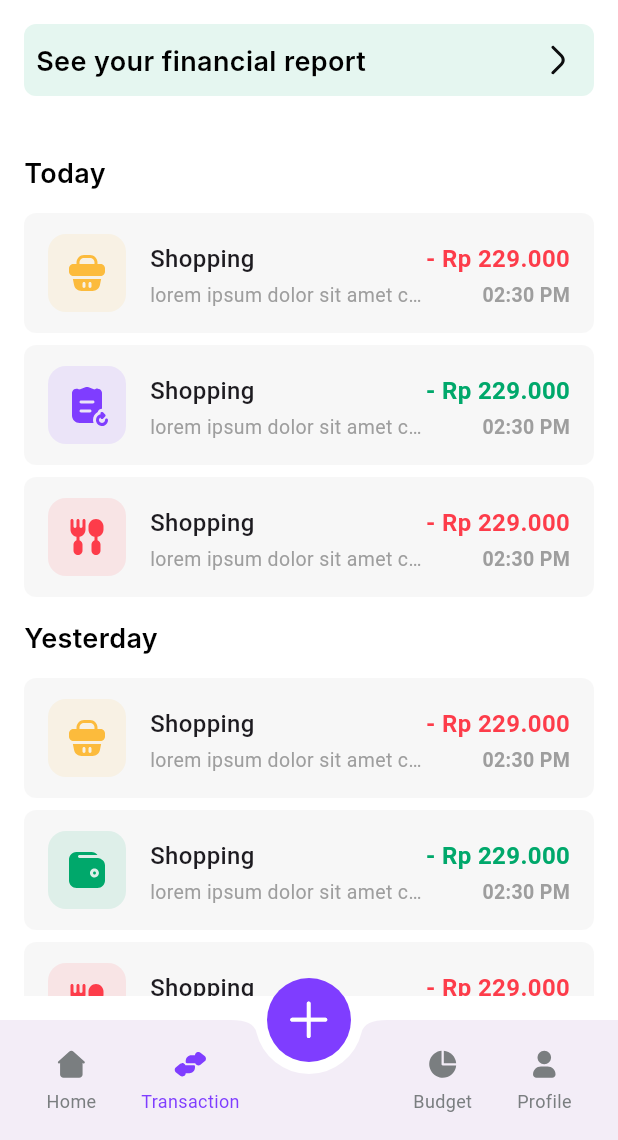
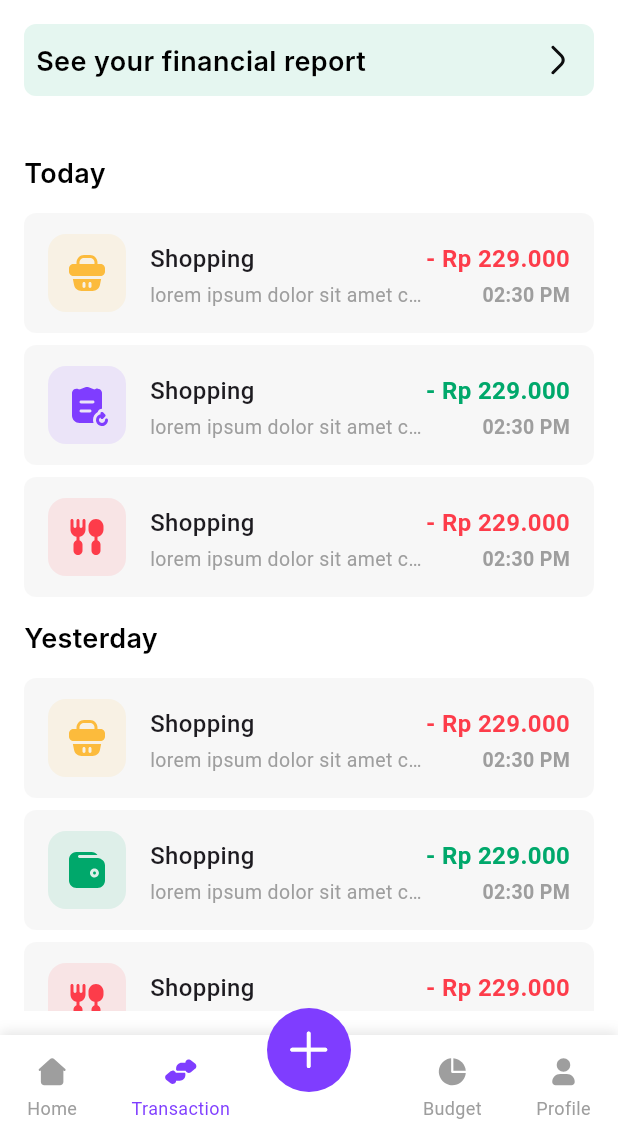
Before and after one commit to KoushikPanda1729/expanse_tracker_app, a Flutter app: the MyApp screen opened directly, swiped to page 2, on a phone screen of 412 x 824 dp, the part 96-1236 px from its top. Run offline on Flutter 3.47's test engine with Material 3 defaults, Android fonts, the phone set to English and light mode, and no system bars; our stand-ins replace fl_chart, flutter_svg, go_router; Roboto replaces fonts that are missing (Inter).

```diff
--- a/client/lib/commons/components/buttom_navbar/app/floating_navbar_button.dart
+++ b/client/lib/commons/components/buttom_navbar/app/floating_navbar_button.dart
@@ -32,19 +32,74 @@ class _FloatingActionButtonWidgetState
     return Stack(
       clipBehavior: Clip.none,
       children: [
-        // Blue Button (Income)
-        AnimatedPositioned(
-          duration: const Duration(milliseconds: 300),
-          bottom: _isExpanded ? 100 : 0,
-          left: 0,
-          right: 0,
-          child: AnimatedOpacity(
-            duration: const Duration(milliseconds: 300),
-            opacity: _isExpanded ? 1 : 0,
+        // Income Button
+        if (_isExpanded)
+          Positioned(
+            bottom: 90,
+            right: 140,
             child: GestureDetector(
               onTap: () {
-                GoRouter.of(context)
-                    .goNamed('income'); // Ensure correct navigation
+                GoRouter.of(context).goNamed('income');
+              },
+              child: Container(
+                decoration: const BoxDecoration(
+                  color: AppColors.green100,
+                  shape: BoxShape.circle,
+                ),
+                child: Padding(
+                  padding: const EdgeInsets.all(12.0),
+                  child: SvgPicture.asset(
+                    AppIcons.incomeIcon,
+                    colorFilter: const ColorFilter.mode(
+                      Colors.white,
+                      BlendMode.srcIn,
+                    ),
+                    height: 32,
+                    width: 32,
+                  ),
+                ),
+              ),
+            ),
+          ),
+
+        // Expense Button
+        if (_isExpanded)
+          Positioned(
+            bottom: 90,
+            left: 140,
+            child: GestureDetector(
+              onTap: () {
+                GoRouter.of(context).goNamed('expenses');
+              },
+              child: Container(
+                decoration: const BoxDecoration(
+                  color: AppColors.red100,
+                  shape: BoxShape.circle,
+                ),
+                child: Padding(
+                  padding: const EdgeInsets.all(12.0),
+                  child: SvgPicture.asset(
+                    AppIcons.expenseIcon,
+                    colorFilter: const ColorFilter.mode(
+                      Colors.white,
+                      BlendMode.srcIn,
+                    ),
+                    height: 32,
+                    width: 32,
+                  ),
+                ),
+              ),
+            ),
+          ),
+
+        // Transfer Button
+        if (_isExpanded)
+          Positioned(
+            bottom: 150,
+            right: 185,
+            child: GestureDetector(
+              onTap: () {
+                GoRouter.of(context).goNamed('transfer'); // Correct route
               },
               child: Container(
                 decoration: const BoxDecoration(
@@ -66,80 +121,11 @@ class _FloatingActionButtonWidgetState
               ),
             ),
           ),
-        ),
 
-        // Red Button (Income)
-        AnimatedPositioned(
-          duration: const Duration(milliseconds: 300),
-          bottom: _isExpanded ? 60 : 0,
-          left: _isExpanded ? -60 : 0,
-          child: AnimatedOpacity(
-            duration: const Duration(milliseconds: 300),
-            opacity: _isExpanded ? 1 : 0,
+        // Main Floating Button (Centered)
+        Align(
+          alignment: Alignment.bottomCenter,
           child: GestureDetector(
-              onTap: () {
-                GoRouter.of(context)
-                    .goNamed('income'); // Ensure correct navigation
-              },
-              child: Container(
-                decoration: const BoxDecoration(
-                  color: AppColors.green100,
-                  shape: BoxShape.circle,
-                ),
-                child: Padding(
-                  padding: const EdgeInsets.all(12.0),
-                  child: SvgPicture.asset(
-                    AppIcons.incomeIcon,
-                    colorFilter: const ColorFilter.mode(
-                      Colors.white,
-                      BlendMode.srcIn,
-                    ),
-                    height: 32,
-                    width: 32,
-                  ),
-                ),
-              ),
-            ),
-          ),
-        ),
-
-        // Green Button (Expense)
-        AnimatedPositioned(
-          duration: const Duration(milliseconds: 300),
-          bottom: _isExpanded ? 60 : 0,
-          right: _isExpanded ? -60 : 0,
-          child: AnimatedOpacity(
-            duration: const Duration(milliseconds: 300),
-            opacity: _isExpanded ? 1 : 0,
-            child: GestureDetector(
-              onTap: () {
-                GoRouter.of(context)
-                    .goNamed('expense'); // Ensure correct navigation
-              },
-              child: Container(
-                decoration: const BoxDecoration(
-                  color: AppColors.red100,
-                  shape: BoxShape.circle,
-                ),
-                child: Padding(
-                  padding: const EdgeInsets.all(12.0),
-                  child: SvgPicture.asset(
-                    AppIcons.expenseIcon,
-                    colorFilter: const ColorFilter.mode(
-                      Colors.white,
-                      BlendMode.srcIn,
-                    ),
-                    height: 32,
-                    width: 32,
-                  ),
-                ),
-              ),
-            ),
-          ),
-        ),
-
-        // Main Button
-        GestureDetector(
             onTap: () {
               setState(() {
                 _isExpanded = !_isExpanded;
@@ -147,18 +133,18 @@ class _FloatingActionButtonWidgetState
               widget.onTap();
             },
             child: Container(
-            height: 56,
+              height: 120,
               width: 56,
               decoration: BoxDecoration(
                 color: widget.backgroundColor,
                 shape: BoxShape.circle,
               ),
-            child: AnimatedRotation(
-              duration: const Duration(milliseconds: 300),
-              turns: _isExpanded ? 0.125 : 0,
               child: SvgPicture.asset(
                 widget.iconPath,
-                color: widget.iconColor,
+                colorFilter: ColorFilter.mode(
+                  widget.iconColor,
+                  BlendMode.srcIn,
+                ),
                 height: 32,
                 width: 32,
               ),
--- a/client/lib/commons/components/buttom_navbar/app/full_navbar_widget.dart
+++ b/client/lib/commons/components/buttom_navbar/app/full_navbar_widget.dart
@@ -1,6 +1,7 @@
-import 'package:expensetracker/commons/components/buttom_navbar/app/buttom_navbar_widget.dart';
+import 'package:expensetracker/commons/constants/app_colors.dart';
 import 'package:flutter/material.dart';
 import 'package:expensetracker/commons/constants/app_icons.dart';
+import 'package:flutter_svg/flutter_svg.dart';
 
 class BottomNavBarWidget extends StatelessWidget {
   final int selectedIndex;
@@ -14,9 +15,19 @@ class BottomNavBarWidget extends StatelessWidget {
 
   @override
   Widget build(BuildContext context) {
-    return BottomAppBar(
-      notchMargin: 8,
-      shape: const CircularNotchedRectangle(),
+    return Container(
+      height: 70, // height of the custom bottom nav bar
+      decoration: BoxDecoration(
+        color: Colors.white, // background color of the bottom nav bar
+        boxShadow: [
+          BoxShadow(
+            color: Colors.black.withOpacity(0.1),
+            blurRadius: 6,
+            spreadRadius: 0,
+            offset: const Offset(0, -2),
+          ),
+        ],
+      ),
       child: Row(
         mainAxisAlignment: MainAxisAlignment.spaceAround,
         children: [
@@ -32,7 +43,7 @@ class BottomNavBarWidget extends StatelessWidget {
             isSelected: selectedIndex == 1,
             onTap: () => onItemTapped(1),
           ),
-          const SizedBox(width: 56),
+          const SizedBox(width: 56), // Placeholder for notch area
           NavItem(
             iconPath: AppIcons.pieChartIcon,
             label: 'Budget',
@@ -50,3 +61,44 @@ class BottomNavBarWidget extends StatelessWidget {
     );
   }
 }
+
+class NavItem extends StatelessWidget {
+  final String iconPath;
+  final String label;
+  final bool isSelected;
+  final VoidCallback onTap;
+
+  const NavItem({
+    super.key,
+    required this.iconPath,
+    required this.label,
+    required this.isSelected,
+    required this.onTap,
+  });
+
+  @override
+  Widget build(BuildContext context) {
+    return GestureDetector(
+      onTap: onTap,
+      child: Column(
+        mainAxisSize: MainAxisSize.min,
+        children: [
+          SvgPicture.asset(
+            iconPath,
+            color: isSelected ? AppColors.violet100 : Colors.grey,
+            height: 24,
+            width: 24,
+          ),
+          const SizedBox(height: 4),
+          Text(
+            label,
+            style: TextStyle(
+              fontSize: 12,
+              color: isSelected ? AppColors.violet100 : Colors.grey,
+            ),
+          ),
+        ],
+      ),
+    );
+  }
+}
--- a/client/lib/commons/router/app_router.dart
+++ b/client/lib/commons/router/app_router.dart
@@ -3,6 +3,7 @@ import 'package:expensetracker/pages/income/app/income_page.dart';
 import 'package:expensetracker/pages/onboarding_page/login_page.dart';
 import 'package:expensetracker/pages/onboarding_page/onboarding_page.dart';
 import 'package:expensetracker/pages/onboarding_page/signup_page.dart';
+import 'package:expensetracker/pages/transfer/app/transfer_page.dart';
 import 'package:flutter/material.dart';
 import 'package:go_router/go_router.dart';
 import 'package:expensetracker/pages/notification/app/view/notification_page.dart';
@@ -49,6 +50,11 @@ final goRouter = GoRouter(
       builder: (context, state) => const SignupPage(),
     ),
     GoRoute(
+      name: 'transfer',
+      path: '/transfer',
+      builder: (context, state) => const TransferPage(),
+    ),
+    GoRoute(
       name: 'login',
       path: '/login',
       builder: (context, state) => const LoginPage(),
--- a/client/lib/pages/home/app/views/home.dart
+++ b/client/lib/pages/home/app/views/home.dart
@@ -79,7 +79,7 @@ class _HomeScreenState extends State<HomeScreen> {
                             cardColor: AppColors.green100,
                             icon: AppIcons.incomeIcon,
                             onTap: () {
-                              context.goNamed('income');
+                              context.push('/income');
                             },
                           )),
                           const SizedBox(width: 16),
@@ -91,7 +91,7 @@ class _HomeScreenState extends State<HomeScreen> {
                               cardColor: AppColors.red100,
                               icon: AppIcons.expenseIcon,
                               onTap: () {
-                                context.goNamed('expenses');
+                                context.push('/expenses');
                               },
                             ),
                           ),
--- a/client/lib/pages/income/app/income_page.dart
+++ b/client/lib/pages/income/app/income_page.dart
@@ -10,7 +10,12 @@ class IncomePage extends StatelessWidget {
 
   @override
   Widget build(BuildContext context) {
-    return Scaffold(
+    return WillPopScope(
+      onWillPop: () async {
+        context.pop(); // Navigate back to the previous page
+        return false; // Prevent default exit behavior
+      },
+      child: Scaffold(
         backgroundColor: AppColors.green100,
         body: Column(
           children: [
@@ -25,16 +30,12 @@ class IncomePage extends StatelessWidget {
                   isTrailingIcon: false,
                   labelColor: Colors.white,
                   onTap: () {
-                  if (GoRouter.of(context).canPop()) {
-                    context.pop();
-                  } else {
-                    context.pushReplacement('/');
-                  }
+                    context.pop(); // Go back to the previous screen
                   },
                 ),
               ),
             ),
-          // Expanded red section with centered amount
+            // Expanded section with amount
             Expanded(
               child: Container(
                 alignment: Alignment.center,
@@ -88,12 +89,14 @@ class IncomePage extends StatelessWidget {
                   const SizedBox(height: 24),
                   Padding(
                     padding: const EdgeInsets.symmetric(vertical: 16),
-                  child: SolidButtonWidget(label: "Continue", onPressed: () {}),
+                    child:
+                        SolidButtonWidget(label: "Continue", onPressed: () {}),
                   )
                 ],
               ),
             ),
           ],
+        ),
       ),
     );
   }
--- a/client/lib/pages/onboarding_page/onboarding_page.dart
+++ b/client/lib/pages/onboarding_page/onboarding_page.dart
@@ -78,7 +78,7 @@ class OnboardingPage extends StatelessWidget {
                 children: [
                   ElevatedButton(
                     onPressed: () {
-                      context.goNamed('signup'); // Changed from push to goNamed
+                      context.push('/signup'); // Changed from push to goNamed
                     },
                     style: ElevatedButton.styleFrom(
                       backgroundColor: Colors.purple,
@@ -95,7 +95,7 @@ class OnboardingPage extends StatelessWidget {
                   const SizedBox(height: 15),
                   TextButton(
                     onPressed: () {
-                      context.goNamed('login'); // Changed from push to go
+                      context.push('/login'); // Changed from push to go
                     },
                     style: TextButton.styleFrom(
                       minimumSize: const Size(double.infinity, 50),
```
Lines whose indentation alone changed are shown as unchanged.
